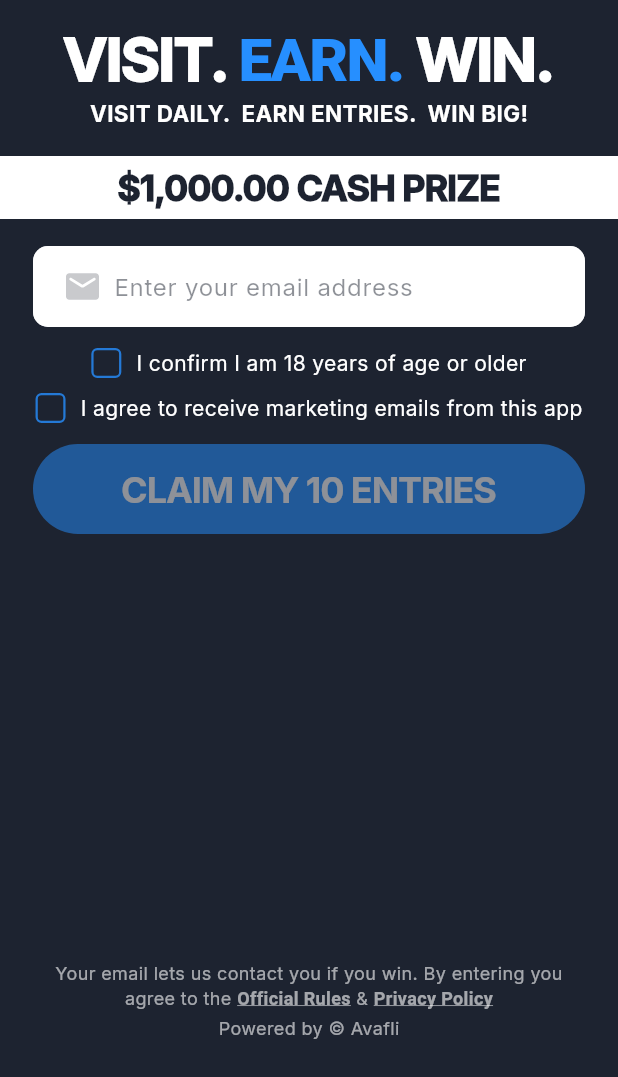
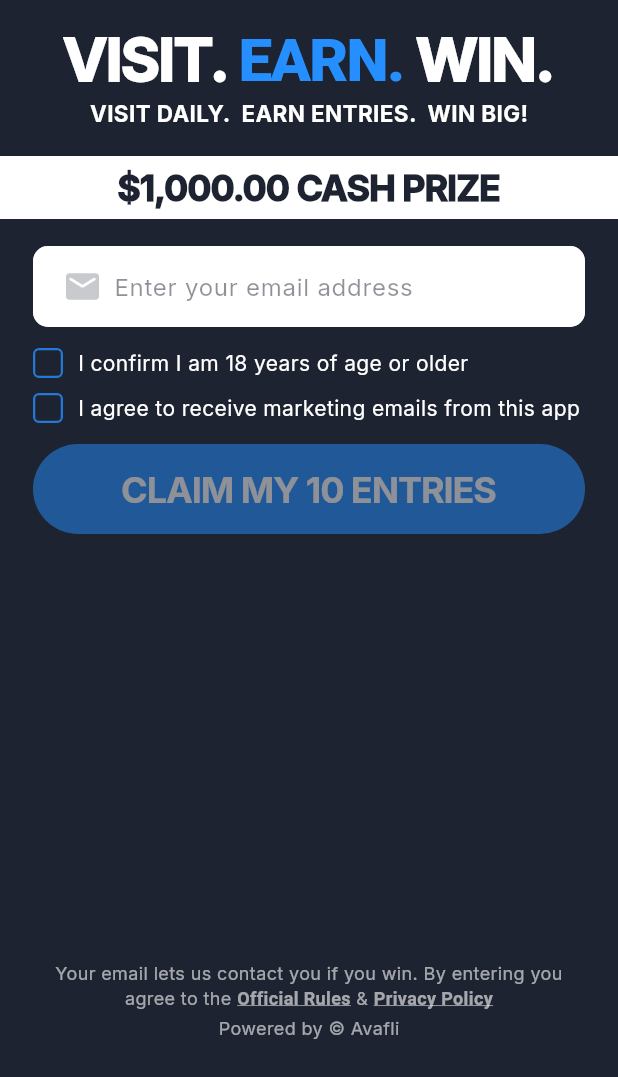
Before and after one commit to AVAFLI/avafli_flutter_sdk, a Flutter app: the ParityGallery screen opened directly, on a phone screen of 412 x 824 dp, the part 159-1236 px from its top. Run offline on Flutter 3.47's test engine with Material 3 defaults, Android fonts, the phone set to English and light mode, and no system bars; our stand-ins replace device_info_plus, flutter_secure_storage, image_picker, shared_preferences, webview_flutter; accounts and stored records are empty; key blocks and very long unbroken strings in the code were emptied for the run.

Commit message:
3.1.4: capture-screen checkbox rows full-width + start-aligned (cross-SDK parity)
Co-Authored-By: Claude Fable 5.1 <noreply@anthropic.com>

```diff
--- a/lib/src/avafli.dart
+++ b/lib/src/avafli.dart
@@ -111,7 +111,7 @@ class Avafli {
   /// Keep in sync with pubspec.yaml `version:`. Sent to the backend WITHOUT a
   /// leading `v`, matching the iOS/Android/web SDKs (the min-version parser
   /// strips a leading `v`, so the bare number is the canonical form).
-  static const String sdkVersion = '3.1.3';
+  static const String sdkVersion = '3.1.4';
 
   /// Real platform OS for the platform_os field (spec enum: iOS / Android /
   /// Web). Derived at runtime.
--- a/lib/src/ui/v2/avafli_v2_screens.dart
+++ b/lib/src/ui/v2/avafli_v2_screens.dart
@@ -860,9 +860,14 @@ class _AvafliV2CaptureViewState extends State<AvafliV2CaptureView> {
     return GestureDetector(
       onTap: onTap,
       behavior: HitTestBehavior.opaque,
+      // Full-width, start-aligned rows (iOS/Android/web parity): a shrink-
+      // wrapped centered row put the short age-gate line in the middle of the
+      // screen while the wrapping marketing line hugged the left edge, so the
+      // two boxes never lined up.
       child: Row(
-        mainAxisAlignment: MainAxisAlignment.center,
-        mainAxisSize: MainAxisSize.min,
+        mainAxisAlignment: MainAxisAlignment.start,
+        mainAxisSize: MainAxisSize.max,
+        crossAxisAlignment: CrossAxisAlignment.center,
         children: [
           // iOS metrics: 20×20 box, r4, 1.5 stroke (accent 80% unchecked),
           // 12pt bold check.
@@ -882,7 +887,7 @@ class _AvafliV2CaptureViewState extends State<AvafliV2CaptureView> {
                 checked ? Icon(Icons.check, size: 12, color: checkColor) : null,
           ),
           const SizedBox(width: 10),
-          Flexible(
+          Expanded(
             child: Text(label, style: AvafliV2Font.inter(14)),
           ),
         ],
--- a/pubspec.yaml
+++ b/pubspec.yaml
@@ -2,7 +2,7 @@ name: avafli_sdk
 description: >
   Avafli Engagement SDK for Flutter — add daily-streak sweepstakes and
   prize experiences to your app with a few lines of code.
-version: 3.1.3
+version: 3.1.4
 homepage: https://sdk.avafli.com
 # the repo itself is renamed, and redirects this URL forever afterwards.
 repository: https://github.com/AVAFLI/avafli_flutter_sdk
```
Also changed, not shown: 2 other files.
